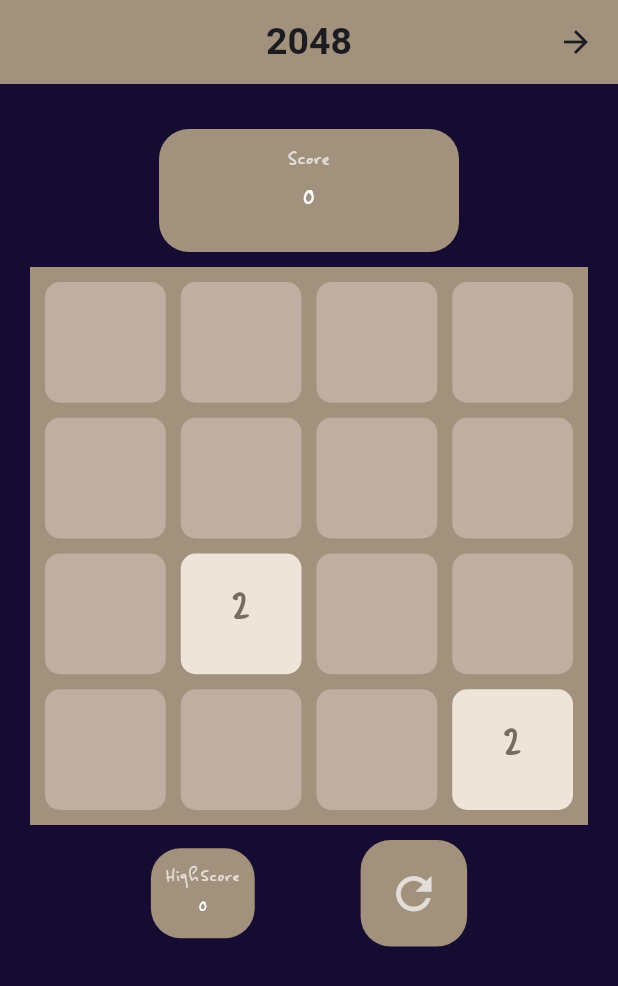
After one commit to a-nowruzi/detective-app, a Flutter app: the TwentyFortyEight screen opened directly, on a phone screen of 412 x 824 dp. The commit adds this screen. Shown: the top 986 px of the screen. Run offline on Flutter 3.47's test engine with Material 3 defaults, Android fonts, the light colour scheme and no system bars; our stand-ins replace flutter_phoenix, flutter_snake_navigationbar, flutter_svg, get, get_it, ionicons; missing offline and left inert: chess, fluttermoji, stockfish.

Commit message:
:tada: 2048

```diff
--- a/lib/pages/app/games.dart
+++ b/lib/pages/app/games.dart
@@ -1,4 +1,5 @@
 import 'package:detective/pages/games/chess/chess.dart';
+import 'package:detective/pages/games/twentyFortyEight/twentyFortyEight.dart';
 import 'package:detective/pages/games/xo/xo.dart';
 import 'package:detective/shared/app_bar.dart';
 import 'package:detective/shared/colors.dart';
@@ -38,7 +39,7 @@
         appBar: Header.appBar('بازی ها'),
         backgroundColor: Palette.bg,
         body: Column(
-            children: [item('شطرنج ️', 'chess', const ChessGame()), item('تیک تاک تو ️', 'xo', const XO())]));
+            children: [item('شطرنج ️', 'chess', const ChessGame()), item('تیک تاک تو ️', 'xo', const XO()), item('2048 ️', 'xo', const TwentyFortyEight())]));
   }
 
   Widget item(String title, String image, Widget nav) {
--- /dev/null
+++ b/lib/pages/games/twentyFortyEight/constants.dart
@@ -0,0 +1,11 @@
+class MyColor {
+  static int gridBackground = 0xFFa2917d;
+  static int gridColorTwoFour = 0xFFeee4da;
+  static int fontColorTwoFour = 0xFF766c62;
+  static int emptyGridBackground = 0xFFbfafa0;
+  static int gridColorEightSixtyFourTwoFiftySix = 0xFFf5b27e;
+  static int gridColorOneTwentyEightFiveOneTwo = 0xFFf77b5f;
+  static int gridColorSixteenThirtyTwoOneZeroTwoFour = 0xFFecc402;
+  static int gridColorWin = 0xFF60d992;
+  static int transparentWhite = 0x80FFFFFF;
+}
--- /dev/null
+++ b/lib/pages/games/twentyFortyEight/grid.dart
@@ -0,0 +1,69 @@
+import 'point.dart';
+import 'dart:math';
+
+List<List<int>> blankGrid() {
+  List<List<int>> rows = [];
+  for (int i = 0; i < 4; i++) {
+    rows.add([0, 0, 0, 0]);
+  }
+  return rows;
+}
+
+bool compare(List<List<int>> a, List<List<int>> b) {
+  for (int i = 0; i < 4; i++) {
+    for (int j = 0; j < 4; j++) {
+      if (a[i][j] != b[i][j]) {
+        return false;
+      }
+    }
+  }
+  return true;
+}
+
+List<List<int>> copyGrid(List<List<int>> grid) {
+  List<List<int>> extraGrid = blankGrid();
+  for (int i = 0; i < 4; i++) {
+    for (int j = 0; j < 4; j++) {
+      extraGrid[i][j] = grid[i][j];
+    }
+  }
+  return extraGrid;
+}
+
+List<List<int>> flipGrid(List<List<int>> grid) {
+  for (int i = 0; i < 4; i++) {
+    List<int> row = grid[i];
+    grid[i] = row.reversed.toList();
+  }
+  return grid;
+}
+
+List<List<int>> transposeGrid(List<List<int>> grid) {
+  List<List<int>> newGrid = blankGrid();
+  for (int i = 0; i < 4; i++) {
+    for (int j = 0; j < 4; j++) {
+      newGrid[i][j] = grid[j][i];
+    }
+  }
+  return newGrid;
+}
+
+List<List<int>> addNumber(List<List<int>> grid, List<List<int>> gridNew) {
+  List<Point> options = [];
+  for (int i = 0; i < 4; i++) {
+    for (int j = 0; j < 4; j++) {
+      if (grid[i][j] == 0) {
+        options.add(Point(i, j));
+      }
+    }
+  }
+  if (options.length > 0) {
+    int spotRandomIndex = new Random().nextInt(options.length);
+    Point spot = options[spotRandomIndex];
+    int r = new Random().nextInt(100);
+    grid[spot.x][spot.y] = r > 50 ? 4 : 2;
+    gridNew[spot.x][spot.y] = 1;
+  }
+
+  return grid;
+}
--- /dev/null
+++ b/lib/pages/games/twentyFortyEight/point.dart
@@ -0,0 +1,6 @@
+class Point {
+  int x;
+  int y;
+
+  Point(this.x, this.y);
+}
--- /dev/null
+++ b/lib/pages/games/twentyFortyEight/tile.dart
@@ -0,0 +1,34 @@
+import 'package:flutter/material.dart';
+import 'constants.dart';
+
+class Tile extends StatefulWidget {
+  String number;
+  double width, height;
+  int color;
+  double size;
+  Tile(this.number, this.width, this.height, this.color, this.size);
+
+  @override
+  State<StatefulWidget> createState() {
+    // TODO: implement createState
+    return _TileState();
+  }
+}
+
+class _TileState extends State<Tile> {
+  @override
+  Widget build(BuildContext context) {
+    // TODO: implement build
+    return Container(
+      child: Center(
+        child: Text(
+          widget.number,
+          style: TextStyle(fontSize: widget.size, fontWeight: FontWeight.bold, color: Color(MyColor.fontColorTwoFour)),
+        ),
+      ),
+      width: widget.width,
+      height: widget.height,
+      decoration: BoxDecoration(color: Color(widget.color), borderRadius: BorderRadius.all(Radius.circular(10.0))),
+    );
+  }
+}
--- /dev/null
+++ b/lib/pages/games/twentyFortyEight/twentyFortyEight.dart
@@ -0,0 +1,364 @@
+import 'package:flutter/material.dart';
+import 'constants.dart';
+import 'grid.dart';
+import 'logic.dart';
+import 'tile.dart';
+
+class TwentyFortyEight extends StatefulWidget {
+  const TwentyFortyEight({super.key});
+
+  @override
+  State<TwentyFortyEight> createState() => _TwentyFortyEightState();
+}
+
+class _TwentyFortyEightState extends State<TwentyFortyEight> {
+  List<List<int>> grid = [];
+  List<List<int>> gridNew = [];
+  int score = 0;
+  bool isgameOver = false;
+  bool isgameWon = false;
+
+  List<Widget> getGrid(double width, double height) {
+    List<Widget> grids = [];
+    for (int i = 0; i < 4; i++) {
+      for (int j = 0; j < 4; j++) {
+        int num = grid[i][j];
+        String number;
+        int color;
+        if (num == 0) {
+          color = MyColor.emptyGridBackground;
+          number = "";
+        } else if (num == 2 || num == 4) {
+          color = MyColor.gridColorTwoFour;
+          number = "${num}";
+        } else if (num == 8 || num == 64 || num == 256) {
+          color = MyColor.gridColorEightSixtyFourTwoFiftySix;
+          number = "${num}";
+        } else if (num == 16 || num == 32 || num == 1024) {
+          color = MyColor.gridColorSixteenThirtyTwoOneZeroTwoFour;
+          number = "${num}";
+        } else if (num == 128 || num == 512) {
+          color = MyColor.gridColorOneTwentyEightFiveOneTwo;
+          number = "${num}";
+        } else {
+          color = MyColor.gridColorWin;
+          number = "${num}";
+        }
+        double size = 50.0;
+        String n = "${number}";
+        switch (n.length) {
+          case 1:
+          case 2:
+            size = 40.0;
+            break;
+          case 3:
+            size = 30.0;
+            break;
+          case 4:
+            size = 20.0;
+            break;
+        }
+        grids.add(Tile(number, width, height, color, size));
+      }
+    }
+    return grids;
+  }
+
+  void handleGesture(int direction) {
+    /*
+
+      0 = up
+      1 = down
+      2 = left
+      3 = right
+
+    */
+    bool flipped = false;
+    bool played = true;
+    bool rotated = false;
+    if (direction == 0) {
+      setState(() {
+        grid = transposeGrid(grid);
+        grid = flipGrid(grid);
+        rotated = true;
+        flipped = true;
+      });
+    } else if (direction == 1) {
+      setState(() {
+        grid = transposeGrid(grid);
+        rotated = true;
+      });
+    } else if (direction == 2) {
+    } else if (direction == 3) {
+      setState(() {
+        grid = flipGrid(grid);
+        flipped = true;
+      });
+    } else {
+      played = false;
+    }
+
+    if (played) {
+      print('playing');
+      List<List<int>> past = copyGrid(grid);
+      print('past ${past}');
+      for (int i = 0; i < 4; i++) {
+        setState(() {
+          List result = operate(grid[i], score);
+          score = result[0];
+          print('score in set state ${score}');
+          grid[i] = result[1];
+        });
+      }
+      setState(() {
+        grid = addNumber(grid, gridNew);
+      });
+      bool changed = compare(past, grid);
+      print('changed ${changed}');
+      if (flipped) {
+        setState(() {
+          grid = flipGrid(grid);
+        });
+      }
+
+      if (rotated) {
+        setState(() {
+          grid = transposeGrid(grid);
+        });
+      }
+
+      if (changed) {
+        setState(() {
+          grid = addNumber(grid, gridNew);
+          print('is changed');
+        });
+      } else {
+        print('not changed');
+      }
+
+      bool gameover = isGameOver(grid);
+      if (gameover) {
+        print('game over');
+        setState(() {
+          isgameOver = true;
+        });
+      }
+
+      bool gamewon = isGameWon(grid);
+      if (gamewon) {
+        print("GAME WON");
+        setState(() {
+          isgameWon = true;
+        });
+      }
+      print(grid);
+      print(score);
+    }
+  }
+
+  @override
+  void initState() {
+    // TODO: implement initState
+    grid = blankGrid();
+    gridNew = blankGrid();
+    addNumber(grid, gridNew);
+    addNumber(grid, gridNew);
+    super.initState();
+  }
+
+  Future<String> getHighScore() async {
+    int score = 0;
+    if (score == null) {
+      score = 0;
+    }
+    return score.toString();
+  }
+
+  @override
+  Widget build(BuildContext context) {
+    // TODO: implement build
+    double width = MediaQuery.of(context).size.width;
+    double gridWidth = (width - 80) / 4;
+    double gridHeight = gridWidth;
+    double height = 30 + (gridHeight * 4) + 10;
+
+    return Scaffold(
+      appBar: AppBar(
+        centerTitle: true,
+        title: const Text(
+          '2048',
+          style: TextStyle(fontSize: 25.0, fontWeight: FontWeight.bold),
+        ),
+        backgroundColor: Color(MyColor.gridBackground),
+      ),
+      body: SingleChildScrollView(
+        child: Padding(
+          padding: const EdgeInsets.all(20.0),
+          child: Column(
+            children: <Widget>[
+              Padding(
+                padding: const EdgeInsets.all(10.0),
+                child: Container(
+                  width: 200.0,
+                  decoration: BoxDecoration(
+                    borderRadius: BorderRadius.circular(20.0),
+                    color: Color(MyColor.gridBackground),
+                  ),
+                  height: 82.0,
+                  child: Column(
+                    children: <Widget>[
+                      const Padding(
+                        padding: EdgeInsets.only(top: 10.0, bottom: 2.0),
+                        child: Text(
+                          'Score',
+                          style: TextStyle(fontSize: 15.0, color: Colors.white70, fontWeight: FontWeight.bold),
+                        ),
+                      ),
+                      Padding(
+                        padding: const EdgeInsets.only(bottom: 10.0),
+                        child: Text(
+                          '${score}',
+                          style: const TextStyle(fontSize: 20.0, color: Colors.white, fontWeight: FontWeight.bold),
+                        ),
+                      )
+                    ],
+                  ),
+                ),
+              ),
+              Container(
+                height: height,
+                color: Color(MyColor.gridBackground),
+                child: Stack(
+                  children: <Widget>[
+                    Padding(
+                      padding: const EdgeInsets.all(10.0),
+                      child: GestureDetector(
+                        child: GridView.count(
+                          primary: false,
+                          crossAxisSpacing: 10.0,
+                          mainAxisSpacing: 10.0,
+                          crossAxisCount: 4,
+                          children: getGrid(gridWidth, gridHeight),
+                        ),
+                        onVerticalDragEnd: (DragEndDetails details) {
+                          //primaryVelocity -ve up +ve down
+                          if (details.primaryVelocity! < 0) {
+                            handleGesture(0);
+                          } else if (details.primaryVelocity! > 0) {
+                            handleGesture(1);
+                          }
+                        },
+                        onHorizontalDragEnd: (details) {
+                          //-ve right, +ve left
+                          if (details.primaryVelocity! > 0) {
+                            handleGesture(2);
+                          } else if (details.primaryVelocity! < 0) {
+                            handleGesture(3);
+                          }
+                        },
+                      ),
+                    ),
+                    isgameOver
+                        ? Container(
+                            height: height,
+                            color: Color(MyColor.transparentWhite),
+                            child: Center(
+                              child: Text(
+                                'Game over!',
+                                style:
+                                    TextStyle(fontSize: 30.0, fontWeight: FontWeight.bold, color: Color(MyColor.gridBackground)),
+                              ),
+                            ),
+                          )
+                        : const SizedBox(),
+                    isgameWon
+                        ? Container(
+                            height: height,
+                            color: Color(MyColor.transparentWhite),
+                            child: Center(
+                              child: Text(
+                                'You Won!',
+                                style:
+                                    TextStyle(fontSize: 30.0, fontWeight: FontWeight.bold, color: Color(MyColor.gridBackground)),
+                              ),
+                            ),
+                          )
+                        : const SizedBox(),
+                  ],
+                ),
+              ),
+              Padding(
+                padding: const EdgeInsets.all(10.0),
+                child: Row(
+                  mainAxisAlignment: MainAxisAlignment.spaceEvenly,
+                  children: <Widget>[
+                    Container(
+                      decoration: BoxDecoration(
+                        borderRadius: BorderRadius.circular(20.0),
+                        color: Color(MyColor.gridBackground),
+                      ),
+                      child: Padding(
+                        padding: const EdgeInsets.all(10.0),
+                        child: IconButton(
+                          iconSize: 35.0,
+                          icon: const Icon(
+                            Icons.refresh,
+                            color: Colors.white70,
+                          ),
+                          onPressed: () {
+                            setState(() {
+                              grid = blankGrid();
+                              gridNew = blankGrid();
+                              grid = addNumber(grid, gridNew);
+                              grid = addNumber(grid, gridNew);
+                              score = 0;
+                              isgameOver = false;
+                              isgameWon = false;
+                            });
+                          },
+                        ),
+                      ),
+                    ),
+                    Container(
+                      decoration: BoxDecoration(
+                        borderRadius: BorderRadius.circular(20.0),
+                        color: Color(MyColor.gridBackground),
+                      ),
+                      child: Padding(
+                        padding: const EdgeInsets.all(10.0),
+                        child: Column(
+                          children: <Widget>[
+                            const Text(
+                              'High Score',
+                              style: TextStyle(color: Colors.white70, fontWeight: FontWeight.bold),
+                            ),
+                            FutureBuilder<String>(
+                              future: getHighScore(),
+                              builder: (ctx, snapshot) {
+                                if (snapshot.hasData) {
+                                  return Text(
+                                    snapshot.data ?? '',
+                                    style: const TextStyle(color: Colors.white, fontWeight: FontWeight.bold),
+                                  );
+                                } else {
+                                  return const Text(
+                                    '0',
+                                    style: TextStyle(color: Colors.white, fontWeight: FontWeight.bold),
+                                  );
+                                }
+                              },
+                            )
+                          ],
+                        ),
+                      ),
+                    )
+                  ],
+                ),
+              )
+            ],
+          ),
+        ),
+      ),
+    );
+  }
+}
```
Also changed, not shown: lib/pages/games/twentyFortyEight/logic.dart (added, +89 -0 lines).
